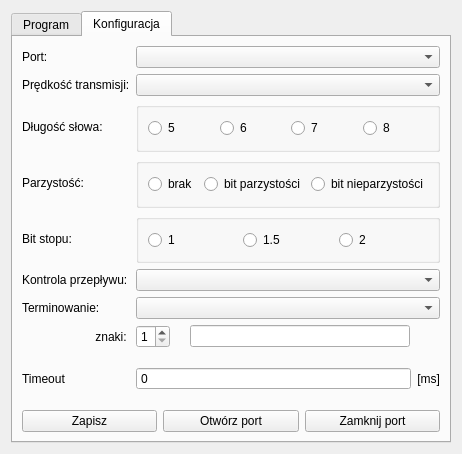
Before: the Qt Designer form ui/iwsk.ui in bzyx/IwSK-RS232, drawn with Qt 5.
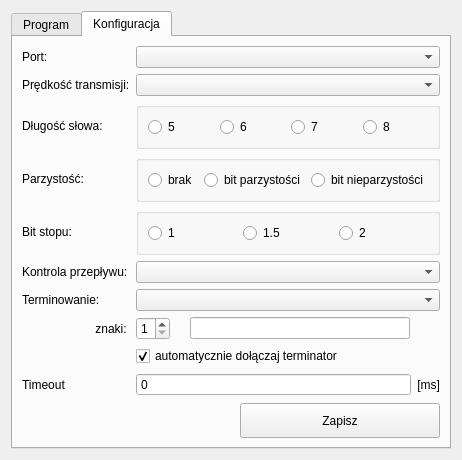
After: the same form once the commit is applied. The open tabs and pages were chosen to show the change.

```diff
--- a/ui/iwsk.ui
+++ b/ui/iwsk.ui
@@ -17,7 +17,7 @@
    <string>IwSK RS-232</string>
   </property>
   <layout class="QGridLayout" name="gridLayout_2">
-   <item row="0" column="0">
+   <item row="0" column="1">
     <widget class="QTabWidget" name="tabWidget">
      <property name="currentIndex">
       <number>0</number>
@@ -98,6 +98,24 @@
          </property>
         </widget>
        </item>
+       <item row="5" column="0" colspan="4">
+        <layout class="QHBoxLayout" name="horizontalLayout_4">
+         <item>
+          <widget class="QPushButton" name="btn_open">
+           <property name="text">
+            <string>Otwórz port</string>
+           </property>
+          </widget>
+         </item>
+         <item>
+          <widget class="QPushButton" name="btn_close">
+           <property name="text">
+            <string>Zamknij port</string>
+           </property>
+          </widget>
+         </item>
+        </layout>
+       </item>
       </layout>
      </widget>
      <widget class="QWidget" name="tab_2">
@@ -292,31 +310,6 @@
        <item row="6" column="1">
         <widget class="QComboBox" name="i_terminator_comboBox"/>
        </item>
-       <item row="10" column="0" colspan="2">
-        <layout class="QHBoxLayout" name="horizontalLayout_4">
-         <item>
-          <widget class="QPushButton" name="btn_save">
-           <property name="text">
-            <string>Zapisz</string>
-           </property>
-          </widget>
-         </item>
-         <item>
-          <widget class="QPushButton" name="btn_open">
-           <property name="text">
-            <string>Otwórz port</string>
-           </property>
-          </widget>
-         </item>
-         <item>
-          <widget class="QPushButton" name="btn_close">
-           <property name="text">
-            <string>Zamknij port</string>
-           </property>
-          </widget>
-         </item>
-        </layout>
-       </item>
        <item row="6" column="0">
         <widget class="QLabel" name="label_7">
          <property name="text">
@@ -327,14 +320,14 @@
          </property>
         </widget>
        </item>
-       <item row="9" column="0">
+       <item row="10" column="0">
         <widget class="QLabel" name="label_11">
          <property name="text">
           <string>Timeout</string>
          </property>
         </widget>
        </item>
-       <item row="9" column="1">
+       <item row="10" column="1">
         <layout class="QHBoxLayout" name="horizontalLayout_6">
          <item>
           <widget class="QSpinBox" name="spinBox">
@@ -431,6 +424,55 @@
          </property>
         </widget>
        </item>
+       <item row="9" column="1">
+        <widget class="QCheckBox" name="i_automaticTerminator_checkBox">
+         <property name="text">
+          <string>automatycznie dołączaj terminator</string>
+         </property>
+         <property name="checked">
+          <bool>true</bool>
+         </property>
+        </widget>
+       </item>
+       <item row="11" column="1">
+        <layout class="QHBoxLayout" name="horizontalLayout_8">
+         <item>
+          <spacer name="horizontalSpacer">
+           <property name="orientation">
+            <enum>Qt::Horizontal</enum>
+           </property>
+           <property name="sizeType">
+            <enum>QSizePolicy::MinimumExpanding</enum>
+           </property>
+           <property name="sizeHint" stdset="0">
+            <size>
+             <width>40</width>
+             <height>20</height>
+            </size>
+           </property>
+          </spacer>
+         </item>
+         <item>
+          <widget class="QPushButton" name="btn_save">
+           <property name="sizePolicy">
+            <sizepolicy hsizetype="Fixed" vsizetype="Maximum">
+             <horstretch>0</horstretch>
+             <verstretch>0</verstretch>
+            </sizepolicy>
+           </property>
+           <property name="minimumSize">
+            <size>
+             <width>200</width>
+             <height>35</height>
+            </size>
+           </property>
+           <property name="text">
+            <string>Zapisz</string>
+           </property>
+          </widget>
+         </item>
+        </layout>
+       </item>
       </layout>
      </widget>
     </widget>
```
Left out of the diff: 4 changed lines with no effect on the pictures.
